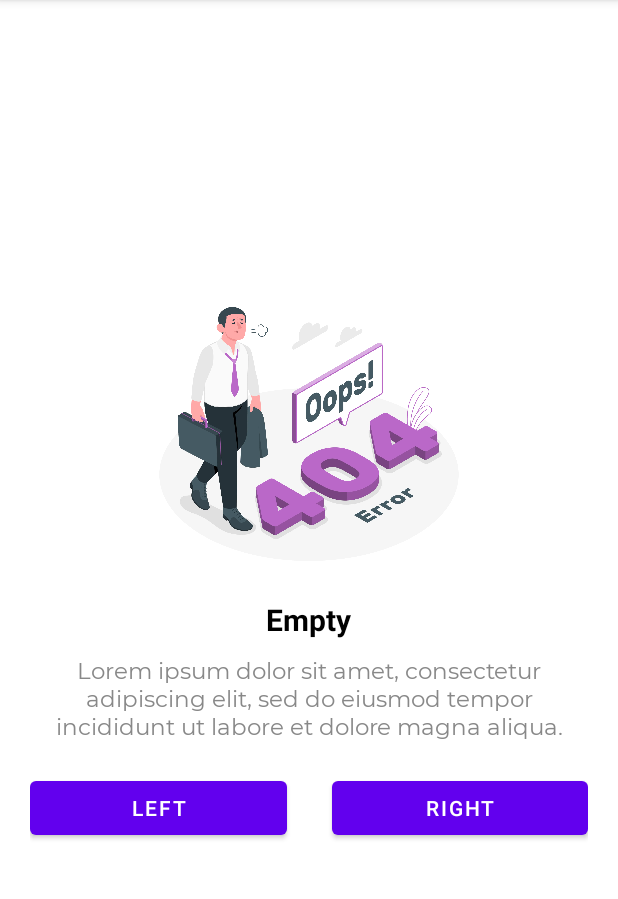
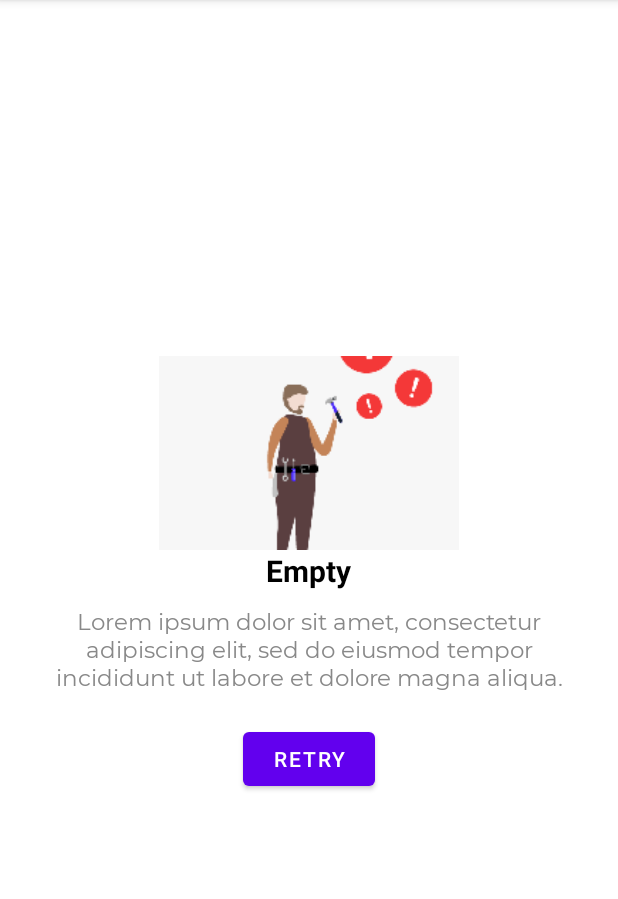
Before and after one commit to eriffanani/QuickState, an Android app: the screen it shows after launch (MainActivity), on a phone screen of 412 x 824 dp, the part 84-983 px from its top. Run offline under Robolectric (Android 15) with nearby library versions, the phone set to English and light mode, and no system bars.

Commit message:
support for custom illustration and avd

```diff
--- a/QuickState/src/main/java/com/erif/quickstate/QuickStateView.java
+++ b/QuickState/src/main/java/com/erif/quickstate/QuickStateView.java
@@ -5,11 +5,14 @@ import android.content.res.Resources;
 import android.content.res.TypedArray;
 import android.graphics.Color;
 import android.graphics.Typeface;
+import android.graphics.drawable.Animatable;
+import android.graphics.drawable.Drawable;
 import android.text.TextUtils;
 import android.util.AttributeSet;
 import android.util.Log;
 import android.util.TypedValue;
 import android.view.Gravity;
+import android.view.LayoutInflater;
 import android.view.View;
 import android.view.animation.Animation;
 import android.view.animation.AnimationUtils;
@@ -18,17 +21,20 @@ import android.widget.LinearLayout;
 import android.widget.TextView;
 
 import androidx.annotation.DrawableRes;
+import androidx.annotation.LayoutRes;
 import androidx.annotation.NonNull;
 import androidx.annotation.Nullable;
 import androidx.constraintlayout.widget.ConstraintLayout;
 import androidx.core.content.res.ResourcesCompat;
+import androidx.vectordrawable.graphics.drawable.Animatable2Compat;
+import androidx.vectordrawable.graphics.drawable.AnimatedVectorDrawableCompat;
 
 public class QuickStateView extends LinearLayout {
 
+    @DrawableRes
     private int illustration = 0;
-
+    private boolean avdRepeat = false;
     private String title;
-
     private String subtitle;
 
     private ImageView imgIllustration;
@@ -37,6 +43,9 @@ public class QuickStateView extends LinearLayout {
 
     private View contentView;
     private View contentLoader;
+    @LayoutRes
+    private int customIllustration;
+    private View customIllustrationView;
 
     private boolean useAnimation = false;
 
@@ -65,6 +74,7 @@ public class QuickStateView extends LinearLayout {
             try {
                 int parentPadding = typedArray.getDimensionPixelSize(R.styleable.QuickStateView_android_padding, defaultPaddingSize);
                 illustration = typedArray.getResourceId(R.styleable.QuickStateView_android_src, 0);
+                avdRepeat = typedArray.getBoolean(R.styleable.QuickStateView_avdRepeat, false);
                 title = typedArray.getString(R.styleable.QuickStateView_android_title);
                 int titleTextColor = typedArray.getColor(R.styleable.QuickStateView_android_titleTextColor, Color.BLACK);
                 int titleTextSize = typedArray.getDimensionPixelSize(R.styleable.QuickStateView_titleTextSize, getDimen(R.dimen.quick_state_title_text_size));
@@ -75,10 +85,13 @@ public class QuickStateView extends LinearLayout {
                 int imgWidth = typedArray.getDimensionPixelSize(R.styleable.QuickStateView_imageWidth, 0);
                 int titleFont = typedArray.getResourceId(R.styleable.QuickStateView_titleFontFamily, 0);
                 int subtitleFont = typedArray.getResourceId(R.styleable.QuickStateView_subtitleFontFamily, 0);
+                customIllustration = typedArray.getResourceId(R.styleable.QuickStateView_srcLayout, 0);
 
                 setPadding(parentPadding, parentPadding, parentPadding, parentPadding);
 
-                if (illustration != 0) {
+                if (customIllustration != 0) {
+                    createCustomIllustration();
+                } else if (illustration != 0) {
                     imgIllustration = new ImageView(getContext());
                     imgIllustration.setId(R.id.quickStateImageIllustration);
                     imgIllustration.setImageResource(illustration);
@@ -258,6 +271,10 @@ public class QuickStateView extends LinearLayout {
         return txtSubtitle;
     }
 
+    public View getCustomIllustration() {
+        return customIllustrationView;
+    }
+
     public void showWithAnim() {
         Animation animState = getAnim(R.anim.anim_quick_state_parent_alpha_in);
         setVisibility(VISIBLE);
@@ -308,6 +325,7 @@ public class QuickStateView extends LinearLayout {
     }
 
     public void show() {
+        checkAvd();
         if (useAnimation) {
             showWithAnim();
         } else {
@@ -316,6 +334,47 @@ public class QuickStateView extends LinearLayout {
                 contentView.setVisibility(View.GONE);
             if (contentLoader != null)
                 contentLoader.setVisibility(View.GONE);
+        }
+    }
+
+    private void checkAvd() {
+        if (imgIllustration != null) {
+            Drawable drawable = imgIllustration.getDrawable();
+            if (drawable != null) {
+                if (drawable instanceof Animatable) {
+                    AnimatedVectorDrawableCompat avd = AnimatedVectorDrawableCompat.create(
+                            getContext(), illustration
+                    );
+                    if (avd != null) {
+                        avd.registerAnimationCallback(new Animatable2Compat.AnimationCallback() {
+                            @Override
+                            public void onAnimationEnd(Drawable drawable) {
+                                if (avdRepeat)
+                                    avd.start();
+                            }
+                        });
+                        imgIllustration.setImageDrawable(avd);
+                        avd.start();
+                    }
+                }
+            }
+        }
+    }
+
+    private void createCustomIllustration() {
+        LayoutInflater inflater = LayoutInflater.from(getContext());
+        if (customIllustration != 0) {
+            try {
+                getContext().getResources().getLayout(customIllustration);
+                customIllustrationView = inflater.inflate(customIllustration, null, false);
+                LinearLayout.LayoutParams params = new LayoutParams(
+                        LayoutParams.MATCH_PARENT, LayoutParams.WRAP_CONTENT
+                );
+                customIllustrationView.setLayoutParams(params);
+                addView(customIllustrationView);
+            } catch (Resources.NotFoundException e) {
+                log("Custom Illustration layout not found");
+            }
         }
     }
 
--- a/QuickState/src/main/res/values/attrs.xml
+++ b/QuickState/src/main/res/values/attrs.xml
@@ -4,12 +4,15 @@
     <declare-styleable name="QuickStateView">
 
         <attr name="android:padding"/>
+
         <attr name="android:src"/>
+        <attr name="srcLayout" format="reference"/>
         <attr name="imageScale" format="enum">
             <enum name="defaultScale" value="0"/>
             <enum name="S1x1" value="1"/>
             <enum name="S16x9" value="2"/>
         </attr>
+        <attr name="avdRepeat" format="boolean"/>
 
         <attr name="imageWidth" format="dimension"/>
         <attr name="android:title"/>
--- a/app/build.gradle
+++ b/app/build.gradle
@@ -30,9 +30,9 @@ android {
 
 dependencies {
 
-    implementation 'androidx.appcompat:appcompat:1.4.1'
-    implementation 'com.google.android.material:material:1.6.0'
-    implementation 'androidx.constraintlayout:constraintlayout:2.1.3'
+    implementation 'androidx.appcompat:appcompat:1.4.2'
+    implementation 'com.google.android.material:material:1.6.1'
+    implementation 'androidx.constraintlayout:constraintlayout:2.1.4'
     implementation project(':QuickState')
     testImplementation 'junit:junit:4.+'
     androidTestImplementation 'androidx.test.ext:junit:1.1.3'
--- a/app/src/main/java/com/erif/quickstate/MainActivity.java
+++ b/app/src/main/java/com/erif/quickstate/MainActivity.java
@@ -19,10 +19,11 @@ public class MainActivity extends AppCompatActivity {
         CoordinatorLayout parentView = findViewById(R.id.act_main_parentLayout);
         state = new QuickState(parentView, true);
         LinearLayout contentLoader = findViewById(R.id.loadingLayout);
+
         loadingProcess();
         state.contentLoader(contentLoader);
         state.onClickListener((stateView, buttonState, tag) -> {
-            if (buttonState == QuickState.BUTTON_RIGHT) {
+            if (buttonState == QuickState.BUTTON_SINGLE) {
                 Intent intent = new Intent(MainActivity.this, MainActivity2.class);
                 startActivity(intent);
             }
--- a/app/src/main/res/layout/activity_main.xml
+++ b/app/src/main/res/layout/activity_main.xml
@@ -3,6 +3,7 @@
     xmlns:tools="http://schemas.android.com/tools"
     android:layout_width="match_parent"
     android:layout_height="match_parent"
+    xmlns:app="http://schemas.android.com/apk/res-auto"
     android:id="@+id/act_main_parentLayout"
     tools:context=".MainActivity">
 
--- /dev/null
+++ b/app/src/main/res/layout/illustration_empty.xml
@@ -0,0 +1,16 @@
+<?xml version="1.0" encoding="utf-8"?>
+<FrameLayout
+    xmlns:android="http://schemas.android.com/apk/res/android"
+    xmlns:tools="http://schemas.android.com/tools"
+    android:layout_width="match_parent"
+    android:layout_height="wrap_content">
+
+    <ImageView
+        android:layout_width="200dp"
+        android:layout_height="wrap_content"
+        android:layout_gravity="center_horizontal"
+        android:src="@mipmap/error_illustration_quick"
+        android:scaleType="centerCrop"
+        tools:ignore="ContentDescription" />
+
+</FrameLayout>
--- a/app/src/main/res/layout/state_empty.xml
+++ b/app/src/main/res/layout/state_empty.xml
@@ -5,40 +5,18 @@
     android:id="@+id/quickState2"
     android:layout_width="match_parent"
     android:layout_height="match_parent"
-    android:src="@mipmap/error_illustration"
+    app:srcLayout="@layout/illustration_empty"
     app:imageWidth="200dp"
     android:title="Empty"
     app:subtitleFontFamily="@font/montserrat"
     android:subtitle="@string/message_example">
 
-    <LinearLayout
-        android:layout_width="match_parent"
+    <Button
+        android:id="@id/quickStateButtonSingle"
+        android:text="Retry"
+        android:layout_width="wrap_content"
         android:layout_height="wrap_content"
-        android:orientation="horizontal">
-
-        <Button
-            android:id="@id/quickStateButtonLeft"
-            android:text="Left"
-            android:layout_weight="1"
-            android:layout_width="match_parent"
-            android:layout_height="wrap_content"
-            android:tag="empty"
-            android:layout_marginTop="20dp"/>
-
-        <View
-            android:layout_width="match_parent"
-            android:layout_height="0dp"
-            android:layout_weight="1.7"/>
-
-        <Button
-            android:id="@id/quickStateButtonRight"
-            android:text="Right"
-            android:layout_weight="1"
-            android:layout_width="match_parent"
-            android:layout_height="wrap_content"
-            android:tag="empty"
-            android:layout_marginTop="20dp"/>
-
-    </LinearLayout>
+        android:tag="empty"
+        android:layout_marginTop="20dp"/>
 
 </com.erif.quickstate.QuickStateView>
```
Also changed, not shown: app/src/main/res/drawable/avd_withdraw_failed.xml (added, +150 -0 lines).
